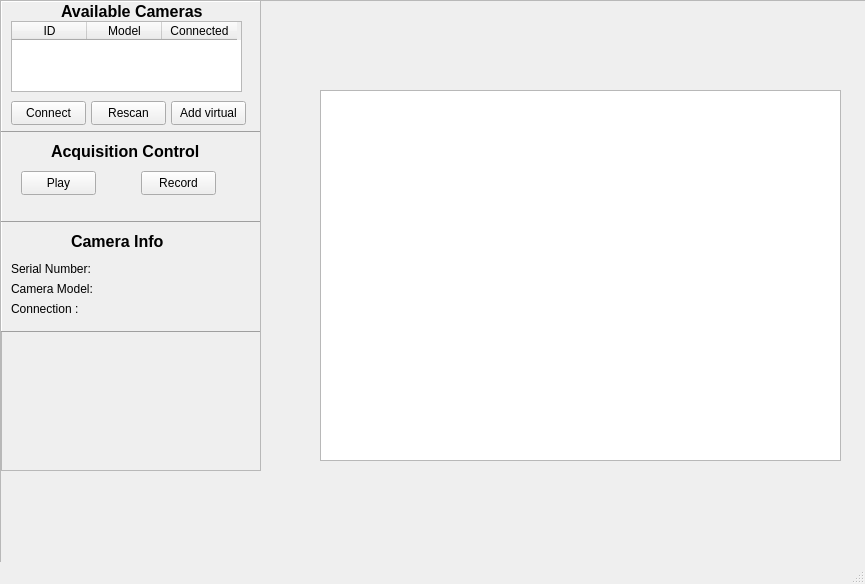
First picture: the form in src/mainwindow.ui, repository paulmthompson/CameraViewer, before the edit.
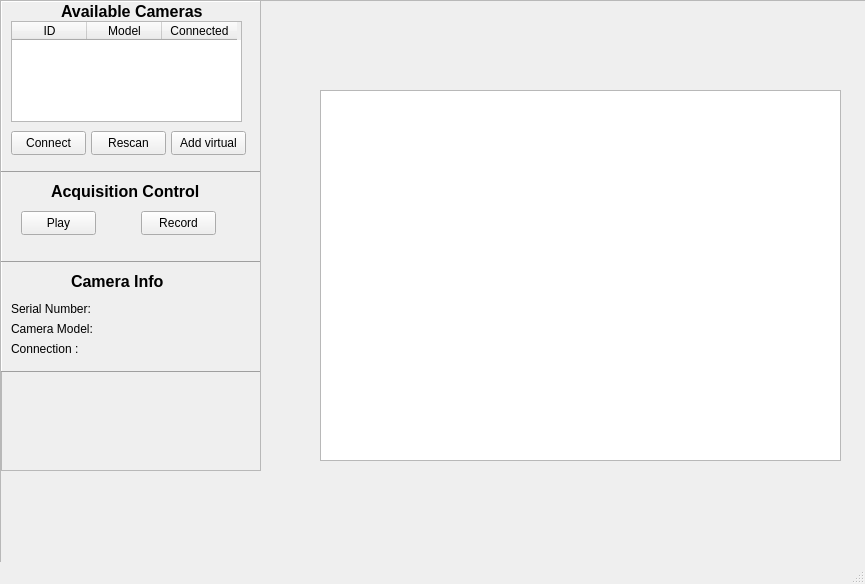
Second picture: the form after the edit.

```diff
--- a/src/mainwindow.ui
+++ b/src/mainwindow.ui
@@ -81,7 +81,7 @@
         <property name="geometry">
          <rect>
           <x>0</x>
-          <y>220</y>
+          <y>260</y>
           <width>261</width>
           <height>111</height>
          </rect>
@@ -197,7 +197,7 @@
         <property name="geometry">
          <rect>
           <x>0</x>
-          <y>130</y>
+          <y>170</y>
           <width>261</width>
           <height>91</height>
          </rect>
@@ -260,7 +260,7 @@
           <x>0</x>
           <y>0</y>
           <width>261</width>
-          <height>131</height>
+          <height>171</height>
          </rect>
         </property>
         <property name="frameShape">
@@ -292,7 +292,7 @@
          <property name="geometry">
           <rect>
            <x>90</x>
-           <y>100</y>
+           <y>130</y>
            <width>75</width>
            <height>24</height>
           </rect>
@@ -305,7 +305,7 @@
          <property name="geometry">
           <rect>
            <x>170</x>
-           <y>100</y>
+           <y>130</y>
            <width>75</width>
            <height>24</height>
           </rect>
@@ -320,7 +320,7 @@
            <x>10</x>
            <y>20</y>
            <width>231</width>
-           <height>71</height>
+           <height>101</height>
           </rect>
          </property>
          <property name="selectionMode">
@@ -342,23 +342,50 @@
           <property name="text">
            <string>ID</string>
           </property>
+          <property name="foreground">
+           <brush brushstyle="SolidPattern">
+            <color alpha="255">
+             <red>0</red>
+             <green>0</green>
+             <blue>0</blue>
+            </color>
+           </brush>
+          </property>
          </column>
          <column>
           <property name="text">
            <string>Model</string>
           </property>
+          <property name="foreground">
+           <brush brushstyle="SolidPattern">
+            <color alpha="255">
+             <red>0</red>
+             <green>0</green>
+             <blue>0</blue>
+            </color>
+           </brush>
+          </property>
          </column>
          <column>
           <property name="text">
            <string>Connected</string>
           </property>
+          <property name="foreground">
+           <brush brushstyle="SolidPattern">
+            <color alpha="255">
+             <red>0</red>
+             <green>0</green>
+             <blue>0</blue>
+            </color>
+           </brush>
+          </property>
          </column>
         </widget>
         <widget class="QPushButton" name="connect_button">
          <property name="geometry">
           <rect>
            <x>10</x>
-           <y>100</y>
+           <y>130</y>
            <width>75</width>
            <height>24</height>
           </rect>
```
